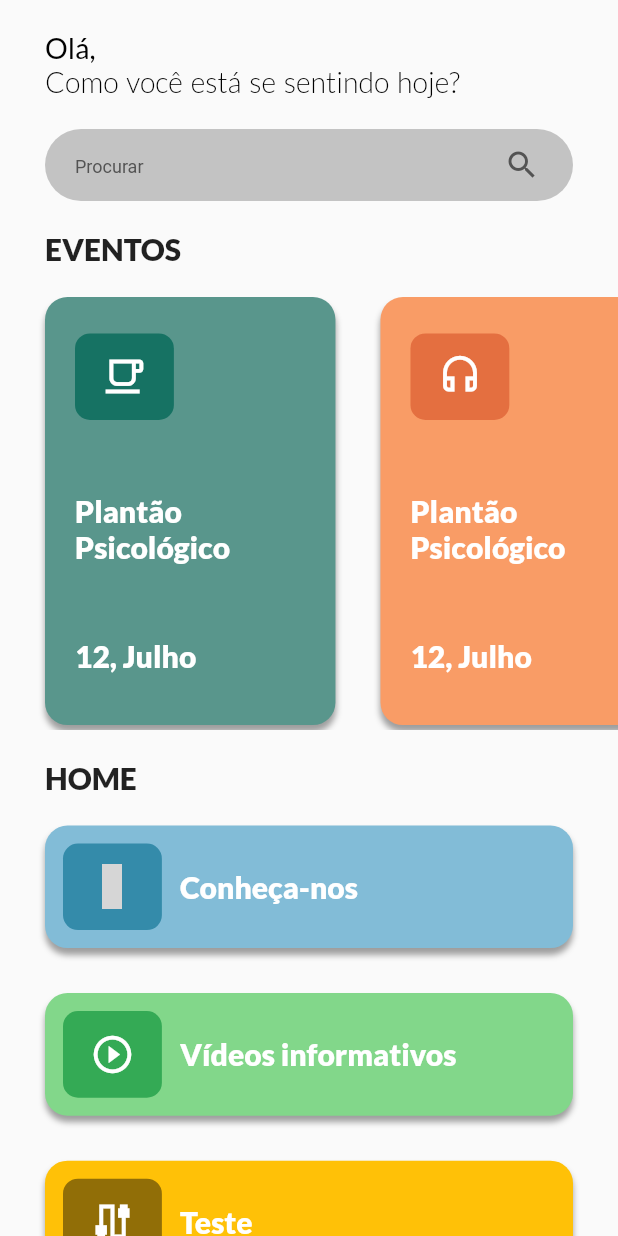
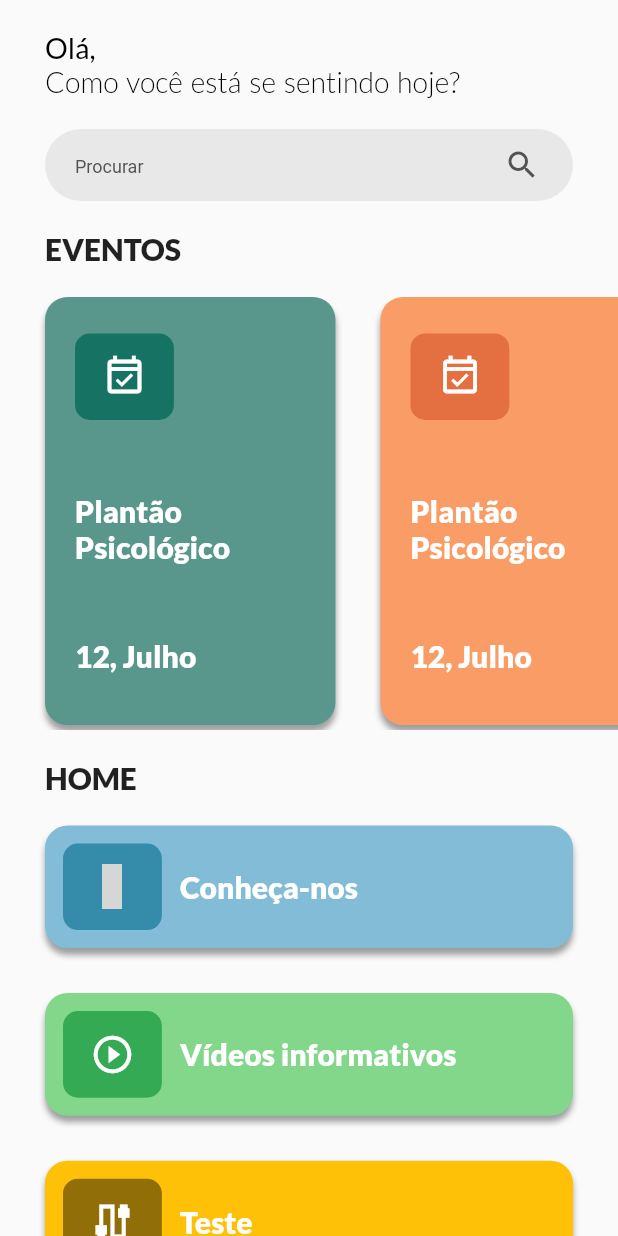
Before and after one commit to jpbrites/Nuceu-App, a Flutter app: the screen it shows after launch, on a phone screen of 412 x 824 dp. Run offline on Flutter 3.47's test engine with Material 2 defaults, Android fonts, the phone set to English and light mode, and no system bars; our stand-ins replace fluttericon, google_fonts; grey boxes are pictures that could not be loaded.

Commit message:
icones mudados

```diff
--- a/lib/view/screens/home_screen.dart
+++ b/lib/view/screens/home_screen.dart
@@ -58,21 +58,18 @@ class _HomeScreenState extends State<HomeScreen> {
                 children: [
                   CardHome(
                     textoCard: 'Plantão \nPsicológico',
-                    iconCard: Icons.local_cafe_outlined,
                     dataTextoCard: '12, Julho',
                     cardColor: Color(0xFF59968C),
                     smallCardColor: Color(0xFF167263),
                   ),
                   CardHome(
                     textoCard: 'Plantão \nPsicológico',
-                    iconCard: Icons.headset_outlined,
                     dataTextoCard: '12, Julho',
                     cardColor: Color(0xFFF99C66),
                     smallCardColor: Color(0xFFE46F40),
                   ),
                   CardHome(
                     textoCard: 'Plantão \nPsicológico',
-                    iconCard: Icons.local_cafe_outlined,
                     dataTextoCard: '12, Julho',
                     cardColor: Color(0xFF82BCD7),
                     smallCardColor: Color(0xFF348BAA),
--- a/lib/view/widgets/cardhome.dart
+++ b/lib/view/widgets/cardhome.dart
@@ -6,13 +6,11 @@ import 'package:nuceu/themes/themes.dart';
 class CardHome extends StatelessWidget {
   final String textoCard;
   final String dataTextoCard;
-  final IconData iconCard;
   final Color cardColor;
   final Color smallCardColor;
 
   CardHome({
     required this.textoCard,
-    required this.iconCard,
     required this.dataTextoCard,
     required this.cardColor,
     required this.smallCardColor,
@@ -55,7 +53,7 @@ class CardHome extends StatelessWidget {
                   ),
                   child: Center(
                     child: Icon(
-                      iconCard,
+                      Icons.event_available_outlined,
                       color: Colors.white,
                       size: 30,
                     ),
--- a/lib/view/widgets/pesquisa.dart
+++ b/lib/view/widgets/pesquisa.dart
@@ -15,7 +15,7 @@ class Pesquisa extends StatelessWidget {
           decoration: InputDecoration(
             contentPadding: EdgeInsets.symmetric(horizontal: 20),
             filled: true,
-            fillColor: const Color(0xFFC3C3C3),
+            fillColor: Color.fromARGB(82, 195, 195, 195),
             hintText: 'Procurar',
             hintStyle: GoogleFonts.robotoFlex(
               fontSize: 12,
```
